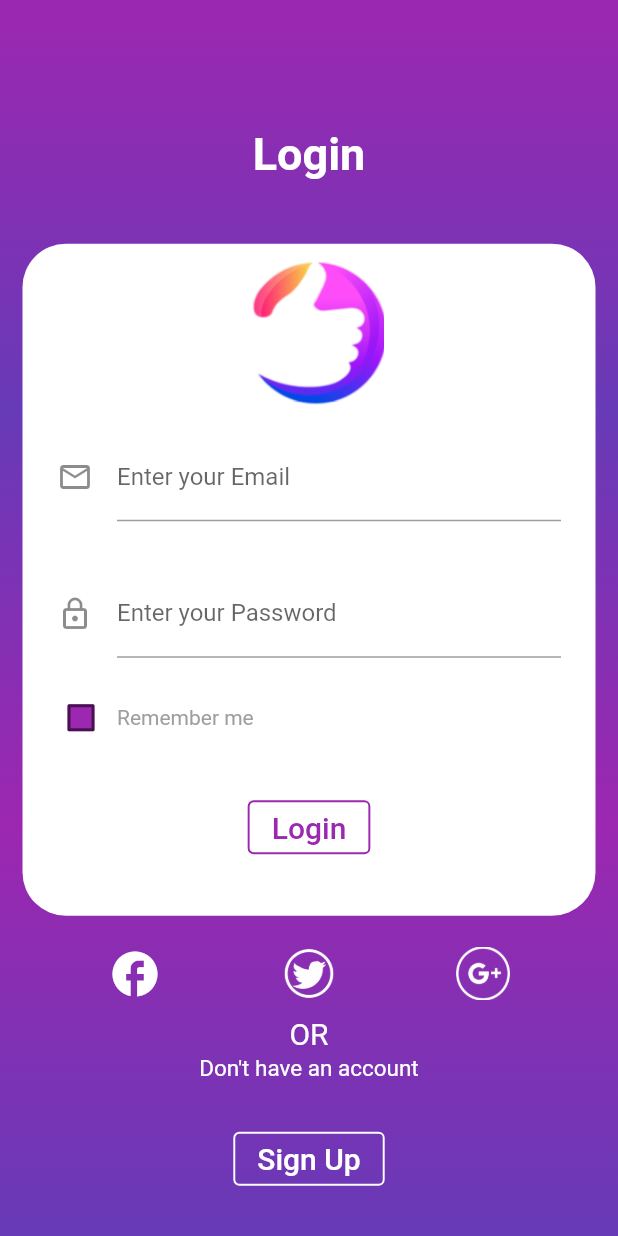
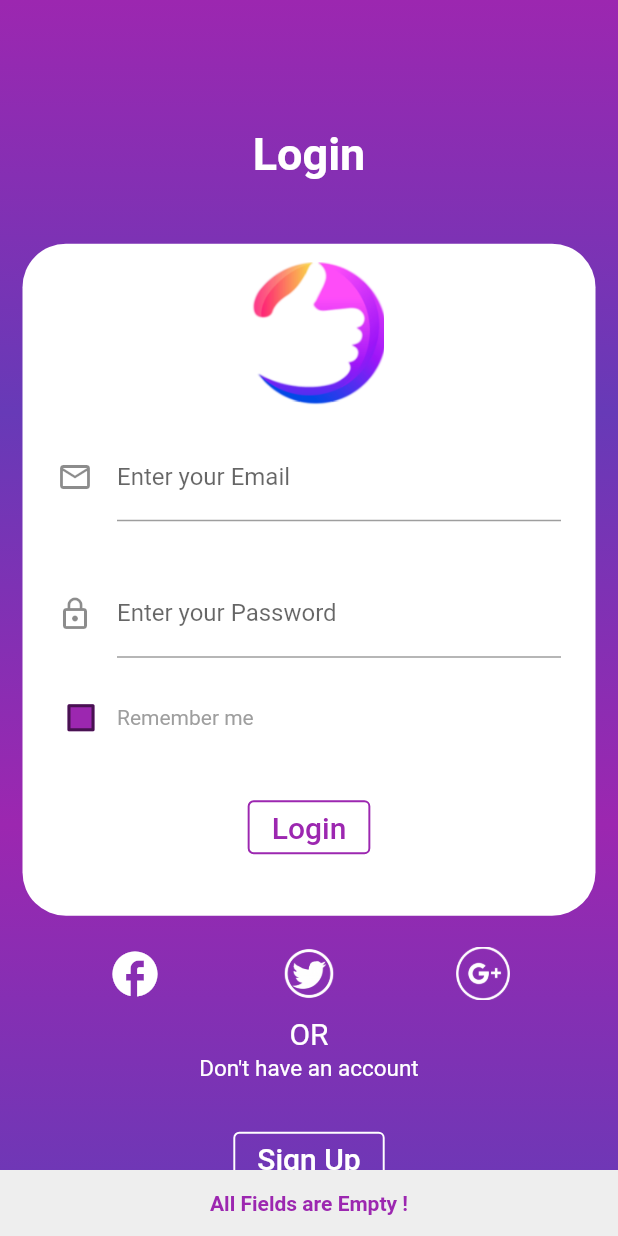
Before and after one commit to yossHB/Likeevent, a Flutter app: the Login screen opened directly, after a tap on "Login", on a phone screen of 412 x 824 dp. Run offline on Flutter 3.47's test engine with Material 2 defaults, Android fonts, the light colour scheme and no system bars; our stand-ins replace cloud_firestore, firebase_auth, firebase_core; accounts and stored records are empty; Roboto replaces fonts that are missing (PT-Sans).

Commit message:
fourth commit

```diff
--- a/lib/screens/login.dart
+++ b/lib/screens/login.dart
@@ -1,16 +1,19 @@
+import 'package:firebase_auth/firebase_auth.dart';
 import 'package:flutter/material.dart';
 import 'package:flutter/widgets.dart';
 import 'package:flutter_application_likeevent/screens/signUp.dart';
+import 'package:flutter_application_likeevent/screens/valide.dart';
 //import 'package:twitter_login/twitter_login.dart';
-
 
 class Login extends StatefulWidget {
   @override
-  _LoginState createState()=>_LoginState();
+  _LoginState createState() => _LoginState();
 }
-class _LoginState extends State<Login>{
-  final emailController = new TextEditingController();
-  final passwordController = new TextEditingController();
+
+class _LoginState extends State<Login> {
+  TextEditingController email = TextEditingController();
+  TextEditingController password = TextEditingController();
+  GlobalKey<ScaffoldState> globalKey = GlobalKey<ScaffoldState>();
   bool? isChecked = false;
 
   @override
@@ -20,7 +23,7 @@ class _LoginState extends State<Login>{
       body: SingleChildScrollView(
         child: Center(
           child: Container(
-            height:MediaQuery.of(context).size.height,
+            height: MediaQuery.of(context).size.height,
             child: Column(
               mainAxisAlignment: MainAxisAlignment.spaceEvenly,
               children: [
@@ -28,7 +31,7 @@ class _LoginState extends State<Login>{
                   height: 50,
                 ),
                 Padding(
-                  padding: const EdgeInsets.only(top: 30.0,bottom:30.0),
+                  padding: const EdgeInsets.only(top: 30.0, bottom: 30.0),
                   child: Text(
                     'Login',
                     style: TextStyle(
@@ -48,8 +51,10 @@ class _LoginState extends State<Login>{
                         height: 100,
                       ),
                       Padding(
-                        padding: const EdgeInsets.symmetric(horizontal: 8, vertical: 16),
+                        padding: const EdgeInsets.symmetric(
+                            horizontal: 8, vertical: 16),
                         child: TextFormField(
+                          controller: email,
                           decoration: const InputDecoration(
                             border: UnderlineInputBorder(),
                             icon: Icon(Icons.email_outlined),
@@ -61,6 +66,7 @@ class _LoginState extends State<Login>{
                         padding: const EdgeInsets.symmetric(
                             horizontal: 8, vertical: 16),
                         child: TextFormField(
+                          controller: password,
                           decoration: const InputDecoration(
                             icon: Icon(Icons.lock_outline),
                             border: UnderlineInputBorder(),
@@ -78,7 +84,8 @@ class _LoginState extends State<Login>{
                               });
                             },
                             checkColor: Colors.white,
-                            overlayColor: MaterialStateProperty.all(Colors.purple),
+                            overlayColor:
+                                MaterialStateProperty.all(Colors.purple),
                             fillColor: MaterialStateProperty.all(Colors.purple),
                           ),
                           const Text(
@@ -98,17 +105,7 @@ class _LoginState extends State<Login>{
                                 TextStyle(fontSize: 20.0, color: Colors.purple),
                           ),
                           onPressed: () {
-                            final String email = emailController.text.trim();
-                            final String password = passwordController.text.trim();
-
-                            if(email.isEmpty){
-                              print("Email is Empty");
-                            } else {
-                              if(password.isEmpty){
-                                print("Password is Empty");
-                              } else {
-                              }
-                            }
+                            validation();
                           },
                           style: OutlinedButton.styleFrom(
                             side: BorderSide(color: Colors.purple, width: 1.3),
@@ -127,12 +124,9 @@ class _LoginState extends State<Login>{
                   mainAxisAlignment: MainAxisAlignment.spaceEvenly,
                   children: [
                     GestureDetector(
-                      onTap: () {
-
-                      },
+                      onTap: () {},
                       child: Container(
                         padding: const EdgeInsets.all(8),
-
                         child: Icon(
                           Icons.facebook_outlined,
                           color: Colors.white,
@@ -141,12 +135,9 @@ class _LoginState extends State<Login>{
                       ),
                     ),
                     GestureDetector(
-                      onTap: () {
-
-                      },
+                      onTap: () {},
                       child: Container(
                         padding: const EdgeInsets.all(8),
-
                         child: Image.asset(
                           'assets/images/twitter-icon.png',
                           width: 36.0,
@@ -168,7 +159,6 @@ class _LoginState extends State<Login>{
                       ),
                     ),
                   ],
-
                 ),
                 Text(
                   "OR",
@@ -188,7 +178,7 @@ class _LoginState extends State<Login>{
                     onPressed: () {
                       Navigator.push(
                         context,
-                        MaterialPageRoute(builder: (context) =>SignUp()),
+                        MaterialPageRoute(builder: (context) => SignUp()),
                       );
                     },
                     style: OutlinedButton.styleFrom(
@@ -214,6 +204,107 @@ class _LoginState extends State<Login>{
         ),
       ),
     );
+  }
+
+  Future loginUser() async {
+    try {
+      await FirebaseAuth.instance.signInWithEmailAndPassword(
+        email: email.text.trim(),
+        password: password.text.trim(),
+      );
+    } on FirebaseException catch (e) {
+      if (e.code == 'user-not-found') {
+        ScaffoldMessenger.of(context).showSnackBar(new SnackBar(
+            backgroundColor: Colors.grey[200],
+            content: Row(
+              mainAxisAlignment: MainAxisAlignment.center,
+              children: [
+                Text(
+                  'No User Found !',
+                  style: TextStyle(
+                    color: Colors.purple, fontWeight: FontWeight.bold),
+                )
+              ],
+            )));
+      } else if (e.code == 'wrong-password') {
+        ScaffoldMessenger.of(context).showSnackBar(new SnackBar(
+            backgroundColor: Colors.grey[200],
+            content: Row(
+              mainAxisAlignment: MainAxisAlignment.center,
+              children: [
+                Text('Wrong Password !',
+                    style: TextStyle(
+                      color: Colors.purple, fontWeight: FontWeight.bold))
+              ],
+            )));
+      }
+    } finally {
+      setState(() {
+        Navigator.push(
+                        context,
+                        MaterialPageRoute(builder: (context) => Valide()),
+                      );
+      });
+    }
+  }
+
+  void validation() {
+    if ((email.text.trim().isEmpty) && (password.text.trim().isEmpty)) {
+      ScaffoldMessenger.of(context).showSnackBar(new SnackBar(
+          backgroundColor: Colors.grey[200],
+          content: Row(
+            mainAxisAlignment: MainAxisAlignment.center,
+            children: [
+              Text('All Fields are Empty !',
+                  style: TextStyle(
+                      color: Colors.purple, fontWeight: FontWeight.bold))
+            ],
+          )));
+      return;
+    }
+    if (email.text.trim().isEmpty) {
+      ScaffoldMessenger.of(context).showSnackBar(new SnackBar(
+          backgroundColor: Colors.grey[200],
+          content: Row(
+            mainAxisAlignment: MainAxisAlignment.center,
+            children: [
+              Text('Please Enter Your Email !',
+                  style: TextStyle(
+                      color: Colors.purple, fontWeight: FontWeight.bold))
+            ],
+          )));
+      return ;
+    } else if (!RegExp(
+            r"^[a-zA-Z0-9.a-zA-Z0-9.!#$%&'*+-/=?^_`{|}~]+@[a-zA-Z0-9]+\.[a-zA-Z]+")
+        .hasMatch(email.text)) {
+      ScaffoldMessenger.of(context).showSnackBar(new SnackBar(
+          backgroundColor: Colors.grey[200],
+          content: Row(
+            mainAxisAlignment: MainAxisAlignment.center,
+            children: [
+              Text('Please Enter a valid Email !',
+                  style: TextStyle(
+                      color: Colors.purple, fontWeight: FontWeight.bold))
+            ],
+          )));
+    }
+    // ignore: unnecessary_null_comparison
+    else if (password.text.trim().isEmpty || password.text.trim() == null) {
+      // ignore: deprecated_member_use
+      ScaffoldMessenger.of(context).showSnackBar(new SnackBar(
+          backgroundColor: Colors.grey[200],
+          content: Row(
+            mainAxisAlignment: MainAxisAlignment.center,
+            children: [
+              Text('Please Enter Your Passowrd !',
+                  style: TextStyle(
+                      color: Colors.purple, fontWeight: FontWeight.bold))
+            ],
+          )));
+      return;
+    } else {
+      loginUser();
+    }
   }
 }
 /*
--- a/pubspec.yaml
+++ b/pubspec.yaml
@@ -44,7 +44,7 @@ dependencies:
 
   firebase_core: ^1.10.0
   twitter_login: ^4.0.1
-  flutter_facebook: ^1.0.0
+  # flutter_facebook: ^1.0.0
 
   # flutter_login: ^3.0.0
 
```
Also changed, not shown: lib/screens/signUp.dart (+30 -14 lines), lib/screens/valide.dart (added, +23 -0 lines), pubspec.lock. Lines whose indentation alone changed are shown as unchanged.
